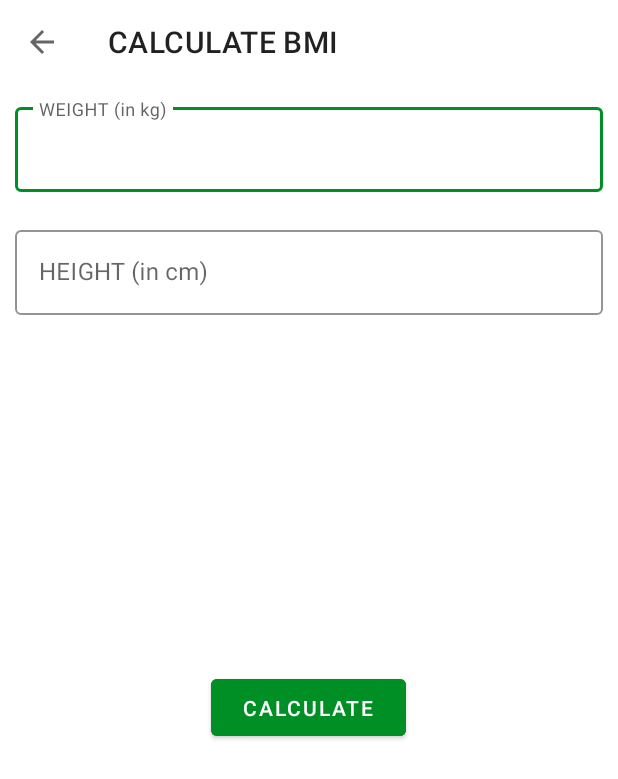
After one commit to ngochungle1331/7MinutesWorkout, an Android app: the BMIActivity screen opened directly, with no data from a screen before it, on a phone screen of 412 x 824 dp. The commit adds this screen. Shown: the top 779 px of the screen. Run offline under Robolectric (Android 15) with nearby library versions, the phone set to English and light mode, and no system bars.

Commit message:
add BMI screen

```diff
--- a/app/src/main/java/com/example/a7minutesworkout/MainActivity.kt
+++ b/app/src/main/java/com/example/a7minutesworkout/MainActivity.kt
@@ -20,6 +20,11 @@ class MainActivity : AppCompatActivity() {
             val intent = Intent(this, ExerciseActivity::class.java)
             startActivity(intent)
         }
+
+        binding?.flBIM?.setOnClickListener {
+            val intent = Intent(this, BMIActivity::class.java)
+            startActivity(intent)
+        }
     }
 
     override fun onDestroy() {
--- /dev/null
+++ b/app/src/main/res/layout/activity_bmi.xml
@@ -0,0 +1,126 @@
+<?xml version="1.0" encoding="utf-8"?>
+<RelativeLayout xmlns:android="http://schemas.android.com/apk/res/android"
+    xmlns:app="http://schemas.android.com/apk/res-auto"
+    xmlns:tools="http://schemas.android.com/tools"
+    android:layout_width="match_parent"
+    android:layout_height="match_parent"
+    tools:context=".BMIActivity">
+
+    <androidx.appcompat.widget.Toolbar
+        android:id="@+id/toolbar_BIM_activity"
+        android:layout_width="match_parent"
+        android:layout_height="?android:attr/actionBarSize"
+        android:background="@color/white"
+        />
+
+    <com.google.android.material.textfield.TextInputLayout
+        android:id="@+id/tilMetricUnitWeight"
+        android:layout_below="@+id/toolbar_BIM_activity"
+        android:layout_width="match_parent"
+        android:layout_height="wrap_content"
+        android:layout_margin="10dp"
+        app:boxStrokeColor="@color/colorAccent"
+        app:hintTextColor="@color/colorPrimary"
+        style="@style/Widget.MaterialComponents.TextInputLayout.OutlinedBox">
+
+        <androidx.appcompat.widget.AppCompatEditText
+            android:id="@+id/etMetricUnitWeight"
+            android:layout_width="match_parent"
+            android:layout_height="wrap_content"
+            android:hint="WEIGHT (in kg)"
+            android:inputType="numberDecimal"
+            android:textSize="16sp" />
+
+    </com.google.android.material.textfield.TextInputLayout>
+
+    <com.google.android.material.textfield.TextInputLayout
+        android:layout_below="@+id/tilMetricUnitWeight"
+        android:id="@+id/tilMetricUnitHeight"
+        android:layout_width="match_parent"
+        android:layout_height="wrap_content"
+        android:layout_margin="10dp"
+        app:boxStrokeColor="@color/colorAccent"
+        app:hintTextColor="@color/colorPrimary"
+        style="@style/Widget.MaterialComponents.TextInputLayout.OutlinedBox">
+
+        <androidx.appcompat.widget.AppCompatEditText
+            android:id="@+id/etMetricUnitHeight"
+            android:layout_width="match_parent"
+            android:layout_height="wrap_content"
+            android:hint="HEIGHT (in cm)"
+            android:inputType="numberDecimal"
+            android:textSize="16sp" />
+
+    </com.google.android.material.textfield.TextInputLayout>
+
+    <LinearLayout
+        android:padding="10dp"
+        android:layout_below="@id/tilMetricUnitHeight"
+        android:id="@+id/llDiplayBMIResult"
+        android:layout_width="match_parent"
+        android:layout_height="wrap_content"
+        android:layout_marginTop="25dp"
+        android:orientation="vertical"
+        android:visibility="invisible"
+        tools:visibility="visible">
+
+        <TextView
+            android:id="@+id/tvYourBMI"
+            android:layout_width="match_parent"
+            android:layout_height="wrap_content"
+            android:gravity="center"
+            android:text="YOUR BMI"
+            android:textAllCaps="true"
+            android:textSize="16sp" />
+
+        <TextView
+            android:id="@+id/tvBMIValue"
+            android:layout_width="match_parent"
+            android:layout_height="wrap_content"
+            android:layout_marginTop="5dp"
+            android:gravity="center"
+            android:textSize="18sp"
+            android:textStyle="bold"
+            tools:text="15.00" />
+
+        <TextView
+            android:id="@+id/tvBMIType"
+            android:layout_width="match_parent"
+            android:layout_height="wrap_content"
+            android:layout_marginTop="5dp"
+            android:gravity="center"
+            android:textSize="18sp"
+            tools:text="Normal" />
+
+        <TextView
+            android:id="@+id/tvBMIDescription"
+            android:layout_width="match_parent"
+            android:layout_height="wrap_content"
+            android:layout_marginTop="5dp"
+            android:gravity="center"
+            android:textSize="18sp"
+            tools:text="Normal" />
+    </LinearLayout>
+
+    <LinearLayout
+        android:id="@+id/LinearLayout1"
+        android:layout_width="match_parent"
+        android:layout_height="match_parent"
+        android:gravity="center"
+        android:orientation="vertical"
+        >
+
+        <Button
+            android:id="@+id/btnCalculateUnits"
+            android:layout_width="130dp"
+            android:layout_height="50dp"
+            android:layout_marginTop="120dp"
+            android:text="CALCULATE"
+            android:backgroundTint="@color/colorAccent"
+            />
+    </LinearLayout>
+
+
+
+
+</RelativeLayout>
```
Also changed, not shown: app/src/main/AndroidManifest.xml (+7 -0 lines), app/src/main/java/com/example/a7minutesworkout/BMIActivity.kt (added, +97 -0 lines), app/src/main/res/layout/activity_main.xml (+35 -1 lines).
